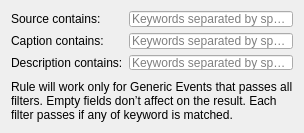
Above: client/src/ui/widgets/business/custom_business_event_widget.ui from networkoptix/nx_open before the change. Below: the same form after it.
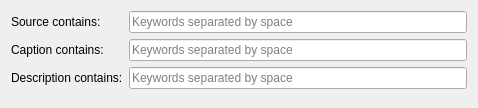
That is the form after the change. Custom widgets are drawn as their Qt base class.

Commit message:
VMS-1492: generic event clarification
<==== Mercurial data ====>
Branch: dev_2.5.0_gui

What changed in the file:
```diff
--- a/client/src/ui/widgets/business/custom_business_event_widget.ui
+++ b/client/src/ui/widgets/business/custom_business_event_widget.ui
@@ -6,8 +6,8 @@
    <rect>
     <x>0</x>
     <y>0</y>
-    <width>304</width>
-    <height>133</height>
+    <width>478</width>
+    <height>108</height>
    </rect>
   </property>
   <property name="windowTitle">
@@ -61,33 +61,18 @@
     </layout>
    </item>
    <item>
-    <spacer name="verticalSpacer">
-     <property name="orientation">
-      <enum>Qt::Vertical</enum>
-     </property>
-     <property name="sizeType">
-      <enum>QSizePolicy::Fixed</enum>
-     </property>
-     <property name="sizeHint" stdset="0">
-      <size>
-       <width>20</width>
-       <height>4</height>
-      </size>
-     </property>
-    </spacer>
-   </item>
-   <item>
-    <widget class="QLabel" name="label_4">
-     <property name="text">
-      <string>Rule will work only for Generic Events that passes all filters. Empty fields don’t affect on the result. Each filter passes if any of keyword is matched.</string>
-     </property>
-     <property name="wordWrap">
-      <bool>true</bool>
-     </property>
-    </widget>
+    <widget class="QnWordWrappedLabel" name="hintLabel" native="true"/>
    </item>
   </layout>
  </widget>
+ <customwidgets>
+  <customwidget>
+   <class>QnWordWrappedLabel</class>
+   <extends>QWidget</extends>
+   <header location="global">ui/widgets/word_wrapped_label.h</header>
+   <container>1</container>
+  </customwidget>
+ </customwidgets>
  <resources/>
  <connections/>
 </ui>
```
Left out of the diff: 6 changed lines with no effect on the pictures. The commit also changes 3 other files.
